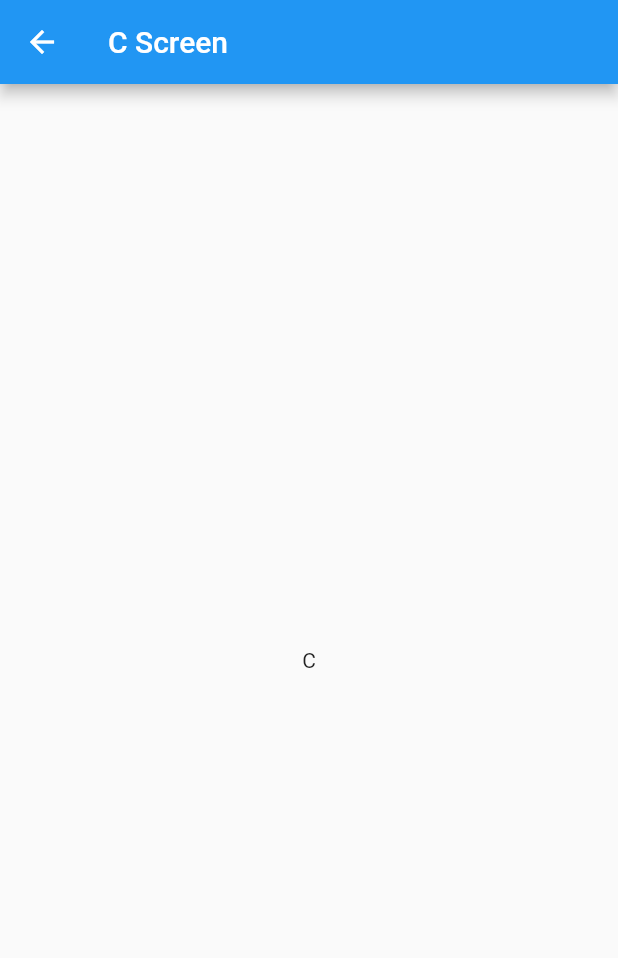
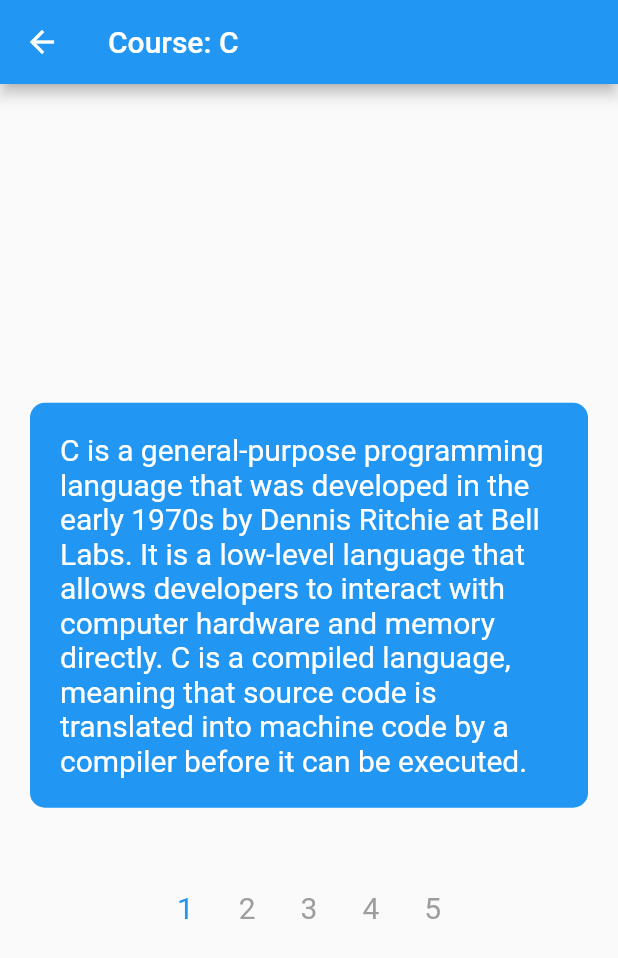
Before and after one commit to Anyastasia/lms_app, a Flutter app: the ClangScreen screen opened directly, on a phone screen of 412 x 824 dp. Shown: the top 958 px of the screen. Run offline on Flutter 3.47's test engine with Material 2 defaults, Android fonts, the phone set to English and light mode, and no system bars.

Commit message:
working c language course screen with pagination

```diff
--- a/lib/home.dart
+++ b/lib/home.dart
@@ -1,6 +1,4 @@
 import 'package:flutter/material.dart';
-import 'package:lms_app/language_screens/cpp.dart';
-
 
 import 'language_screens/clang.dart';
 import 'language_screens/cpp.dart';
--- a/lib/language_screens/clang.dart
+++ b/lib/language_screens/clang.dart
@@ -1,23 +1,93 @@
 import 'package:flutter/material.dart';
+
 
 class ClangScreen extends StatefulWidget {
   const ClangScreen({Key? key}) : super(key: key);
-
   @override
   // ignore: library_private_types_in_public_api
-  ClangScreenState createState() => ClangScreenState();
+  _ClangScreenState createState() => _ClangScreenState();
 }
 
-class ClangScreenState extends State<ClangScreen> {
+class _ClangScreenState extends State<ClangScreen> {
+  int _currentPage = 0;
+  int maxPage = 5;
+  String _getPageContent(int page) {
+    if (page == 0){
+      return 'C is a general-purpose programming language that was developed in the early 1970s by Dennis Ritchie at Bell Labs. '
+      'It is a low-level language that allows developers to interact with computer hardware and memory directly. '
+      'C is a compiled language, meaning that source code is translated into machine code by a compiler before it can be executed.';
+    } else if (page == 1){
+      return 'C has had a profound impact on the world of computing, with many modern programming languages (such as C++, Java, and Python) being based on or influenced by C.'
+      'C is a procedural language, meaning that it follows a set of procedures and routines to perform tasks.';
+    } else if (page == 2){
+      return 'C is a portable language, meaning that code written in C can be compiled and run on many different platforms and operating systems. '
+      'C is often used in systems programming, embedded systems, and operating system development due to its low-level nature and ability to directly manipulate hardware.';
+    } else if (page == 3){
+      return 'C has a relatively simple syntax, with a small number of keywords and constructs that can be combined to create complex programs. '
+      'C is a powerful language that provides developers with low-level control over a computer\'s hardware and memory, '
+      'but this power also comes with increased responsibility for managing memory and ensuring that programs are safe and secure.';
+    } else if (page == 4){
+      return 'C has a large and active community of developers, with many open-source libraries and frameworks available to help developers build applications more quickly and efficiently.'
+      'C is a popular language for competitive programming due to its speed, efficiency, and low-level control over system resources.';
+    } else {
+      return "Error";
+    }
+  }
+
   @override
   Widget build(BuildContext context) {
     return Scaffold(
       appBar: AppBar(
-        title: const Text('C Screen'),
+        title: const Text('Course: C'),
       ),
-      body: const Center(
-        child: Text('C'),
+      body: Column(
+        mainAxisAlignment: MainAxisAlignment.center,
+        children: [
+          Center(
+            child: Container(
+              decoration: BoxDecoration(
+                borderRadius: BorderRadius.circular(10),
+                color: Colors.blue,
+              ),
+              margin: const EdgeInsets.all(20),
+              padding: const EdgeInsets.all(20),
+              child: Text(
+                  _getPageContent(_currentPage),
+                style: const TextStyle(
+                  color: Colors.white,
+                  fontSize: 20,
+                ),
+              ),
+            )
+          ),
+          const SizedBox(height: 20),
+          Row(
+            mainAxisAlignment: MainAxisAlignment.center,
+            children: List.generate(
+              maxPage,
+              (index) => GestureDetector(
+                onTap: () {
+                  setState(() {
+                    _currentPage = index;
+                  });
+                },
+                child: Container(
+                  padding: const EdgeInsets.all(10),
+                  margin: const EdgeInsets.all(5),
+                  child: Text(
+                    (index + 1).toString(),
+                    style: TextStyle(
+                      color: _currentPage == index ? Colors.blue : Colors.grey,
+                      fontSize: 20,
+                    ),
+                  ),
+                ),
+              ),
+            ),
+          ),
+        ],
       ),
     );
   }
+
 }
--- a/lib/language_screens/python.dart
+++ b/lib/language_screens/python.dart
@@ -12,7 +12,7 @@
   Widget build(BuildContext context) {
     return Scaffold(
       appBar: AppBar(
-        title: const Text('Python Screen'),
+        title: const Text('Course: Python'),
       ),
       body: const Center(
         child: Text('Python'),
```
